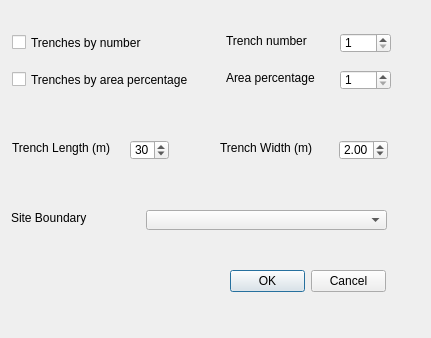
PCA-Geodata/Evaluation-Trenches-Generator-QGIS-plugin, file evaluation_trench_generator/eval_trench_gener_dialog_base.ui: the form before one commit.
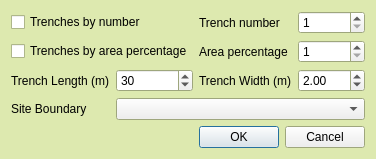
The form after the commit.

What changed in the file:
```diff
--- a/evaluation_trench_generator/eval_trench_gener_dialog_base.ui
+++ b/evaluation_trench_generator/eval_trench_gener_dialog_base.ui
@@ -6,93 +6,121 @@
    <rect>
     <x>0</x>
     <y>0</y>
-    <width>431</width>
-    <height>338</height>
+    <width>459</width>
+    <height>287</height>
    </rect>
   </property>
+  <property name="palette">
+   <palette>
+    <active>
+     <colorrole role="Base">
+      <brush brushstyle="SolidPattern">
+       <color alpha="255">
+        <red>255</red>
+        <green>255</green>
+        <blue>255</blue>
+       </color>
+      </brush>
+     </colorrole>
+     <colorrole role="Window">
+      <brush brushstyle="SolidPattern">
+       <color alpha="255">
+        <red>221</red>
+        <green>233</green>
+        <blue>175</blue>
+       </color>
+      </brush>
+     </colorrole>
+    </active>
+    <inactive>
+     <colorrole role="Base">
+      <brush brushstyle="SolidPattern">
+       <color alpha="255">
+        <red>255</red>
+        <green>255</green>
+        <blue>255</blue>
+       </color>
+      </brush>
+     </colorrole>
+     <colorrole role="Window">
+      <brush brushstyle="SolidPattern">
+       <color alpha="255">
+        <red>221</red>
+        <green>233</green>
+        <blue>175</blue>
+       </color>
+      </brush>
+     </colorrole>
+    </inactive>
+    <disabled>
+     <colorrole role="Base">
+      <brush brushstyle="SolidPattern">
+       <color alpha="255">
+        <red>221</red>
+        <green>233</green>
+        <blue>175</blue>
+       </color>
+      </brush>
+     </colorrole>
+     <colorrole role="Window">
+      <brush brushstyle="SolidPattern">
+       <color alpha="255">
+        <red>221</red>
+        <green>233</green>
+        <blue>175</blue>
+       </color>
+      </brush>
+     </colorrole>
+    </disabled>
+   </palette>
+  </property>
   <property name="windowTitle">
    <string>Evaluation Trenches Generator</string>
   </property>
-  <widget class="QDialogButtonBox" name="button_box">
-   <property name="geometry">
-    <rect>
-     <x>230</x>
-     <y>270</y>
-     <width>156</width>
-     <height>23</height>
-    </rect>
+  <layout class="QGridLayout" name="gridLayout">
+   <property name="sizeConstraint">
+    <enum>QLayout::SetFixedSize</enum>
    </property>
-   <property name="orientation">
-    <enum>Qt::Horizontal</enum>
-   </property>
-   <property name="standardButtons">
-    <set>QDialogButtonBox::Cancel|QDialogButtonBox::Ok</set>
-   </property>
-  </widget>
-  <widget class="QComboBox" name="sb_comboBox">
-   <property name="geometry">
-    <rect>
-     <x>146</x>
-     <y>210</y>
-     <width>241</width>
-     <height>20</height>
-    </rect>
-   </property>
-   <property name="focusPolicy">
-    <enum>Qt::WheelFocus</enum>
-   </property>
-  </widget>
-  <widget class="QLabel" name="label">
-   <property name="geometry">
-    <rect>
-     <x>11</x>
-     <y>210</y>
-     <width>91</width>
-     <height>16</height>
-    </rect>
-   </property>
-   <property name="frameShape">
-    <enum>QFrame::NoFrame</enum>
-   </property>
-   <property name="text">
-    <string>Site Boundary</string>
-   </property>
-  </widget>
-  <widget class="QCheckBox" name="trench_by_area_checkBox">
-   <property name="geometry">
-    <rect>
-     <x>12</x>
-     <y>71</y>
-     <width>201</width>
-     <height>17</height>
-    </rect>
-   </property>
-   <property name="text">
-    <string>Trenches by area percentage</string>
-   </property>
-  </widget>
+   <item row="0" column="0" colspan="2">
   <widget class="QCheckBox" name="trench_by_number_checkBox">
-   <property name="geometry">
-    <rect>
-     <x>12</x>
-     <y>34</y>
-     <width>161</width>
-     <height>17</height>
-    </rect>
-   </property>
    <property name="text">
     <string>Trenches by number</string>
    </property>
   </widget>
+   </item>
+   <item row="0" column="2">
+    <widget class="QLabel" name="label_4">
+     <property name="text">
+      <string>Trench number</string>
+     </property>
+    </widget>
+   </item>
+   <item row="0" column="3">
+    <widget class="QSpinBox" name="tr_num_spinBox">
+     <property name="minimum">
+      <number>1</number>
+     </property>
+     <property name="maximum">
+      <number>50000</number>
+     </property>
+    </widget>
+   </item>
+   <item row="1" column="0" colspan="2">
+    <widget class="QCheckBox" name="trench_by_area_checkBox">
+     <property name="text">
+      <string>Trenches by area percentage</string>
+     </property>
+    </widget>
+   </item>
+   <item row="1" column="2">
+    <widget class="QLabel" name="label_5">
+     <property name="text">
+      <string>Area percentage</string>
+     </property>
+    </widget>
+   </item>
+   <item row="1" column="3">
   <widget class="QSpinBox" name="tr_area_perc_spinBox_2">
-   <property name="geometry">
-    <rect>
-     <x>340</x>
-     <y>70</y>
-     <width>51</width>
-     <height>20</height>
-    </rect>
-   </property>
    <property name="minimum">
     <number>1</number>
    </property>
@@ -103,70 +131,16 @@
     <enum>QAbstractSpinBox::AdaptiveDecimalStepType</enum>
    </property>
   </widget>
-  <widget class="QLabel" name="label_5">
-   <property name="geometry">
-    <rect>
-     <x>226</x>
-     <y>70</y>
-     <width>111</width>
-     <height>16</height>
-    </rect>
-   </property>
-   <property name="text">
-    <string>Area percentage</string>
-   </property>
-  </widget>
-  <widget class="QSpinBox" name="tr_num_spinBox">
-   <property name="geometry">
-    <rect>
-     <x>340</x>
-     <y>33</y>
-     <width>51</width>
-     <height>20</height>
-    </rect>
-   </property>
-   <property name="minimum">
-    <number>1</number>
-   </property>
-   <property name="maximum">
-    <number>50000</number>
-   </property>
-  </widget>
-  <widget class="QLabel" name="label_4">
-   <property name="geometry">
-    <rect>
-     <x>226</x>
-     <y>33</y>
-     <width>101</width>
-     <height>16</height>
-    </rect>
-   </property>
-   <property name="text">
-    <string>Trench number</string>
-   </property>
-  </widget>
+   </item>
+   <item row="2" column="0">
   <widget class="QLabel" name="label_2">
-   <property name="geometry">
-    <rect>
-     <x>12</x>
-     <y>140</y>
-     <width>121</width>
-     <height>16</height>
-    </rect>
-   </property>
    <property name="text">
     <string>Trench Length (m)</string>
    </property>
   </widget>
+   </item>
+   <item row="2" column="1">
   <widget class="QSpinBox" name="tr_l_spinBox">
-   <property name="geometry">
-    <rect>
-     <x>130</x>
-     <y>140</y>
-     <width>39</width>
-     <height>20</height>
-    </rect>
-   </property>
    <property name="minimum">
     <number>1</number>
    </property>
@@ -177,15 +151,16 @@
     <number>30</number>
    </property>
   </widget>
+   </item>
+   <item row="2" column="2">
+    <widget class="QLabel" name="label_3">
+     <property name="text">
+      <string>Trench Width (m)</string>
+     </property>
+    </widget>
+   </item>
+   <item row="2" column="3">
   <widget class="QDoubleSpinBox" name="tr_w_doubleSpinBox">
-   <property name="geometry">
-    <rect>
-     <x>339</x>
-     <y>140</y>
-     <width>49</width>
-     <height>20</height>
-    </rect>
-   </property>
    <property name="minimum">
     <double>1.000000000000000</double>
    </property>
@@ -199,19 +174,35 @@
     <double>2.000000000000000</double>
    </property>
   </widget>
-  <widget class="QLabel" name="label_3">
-   <property name="geometry">
-    <rect>
-     <x>220</x>
-     <y>140</y>
-     <width>111</width>
-     <height>16</height>
-    </rect>
+   </item>
+   <item row="3" column="0">
+    <widget class="QLabel" name="label">
+     <property name="frameShape">
+      <enum>QFrame::NoFrame</enum>
    </property>
    <property name="text">
-    <string>Trench Width (m)</string>
-   </property>
-  </widget>
+      <string>Site Boundary</string>
+     </property>
+    </widget>
+   </item>
+   <item row="3" column="1" colspan="3">
+    <widget class="QComboBox" name="sb_comboBox">
+     <property name="focusPolicy">
+      <enum>Qt::WheelFocus</enum>
+     </property>
+    </widget>
+   </item>
+   <item row="4" column="2" colspan="2">
+    <widget class="QDialogButtonBox" name="button_box">
+     <property name="orientation">
+      <enum>Qt::Horizontal</enum>
+     </property>
+     <property name="standardButtons">
+      <set>QDialogButtonBox::Cancel|QDialogButtonBox::Ok</set>
+     </property>
+    </widget>
+   </item>
+  </layout>
  </widget>
  <resources/>
  <connections>
```
Left out of the diff: 3 changed lines with no effect on the pictures. Lines whose indentation alone changed are shown as unchanged.
